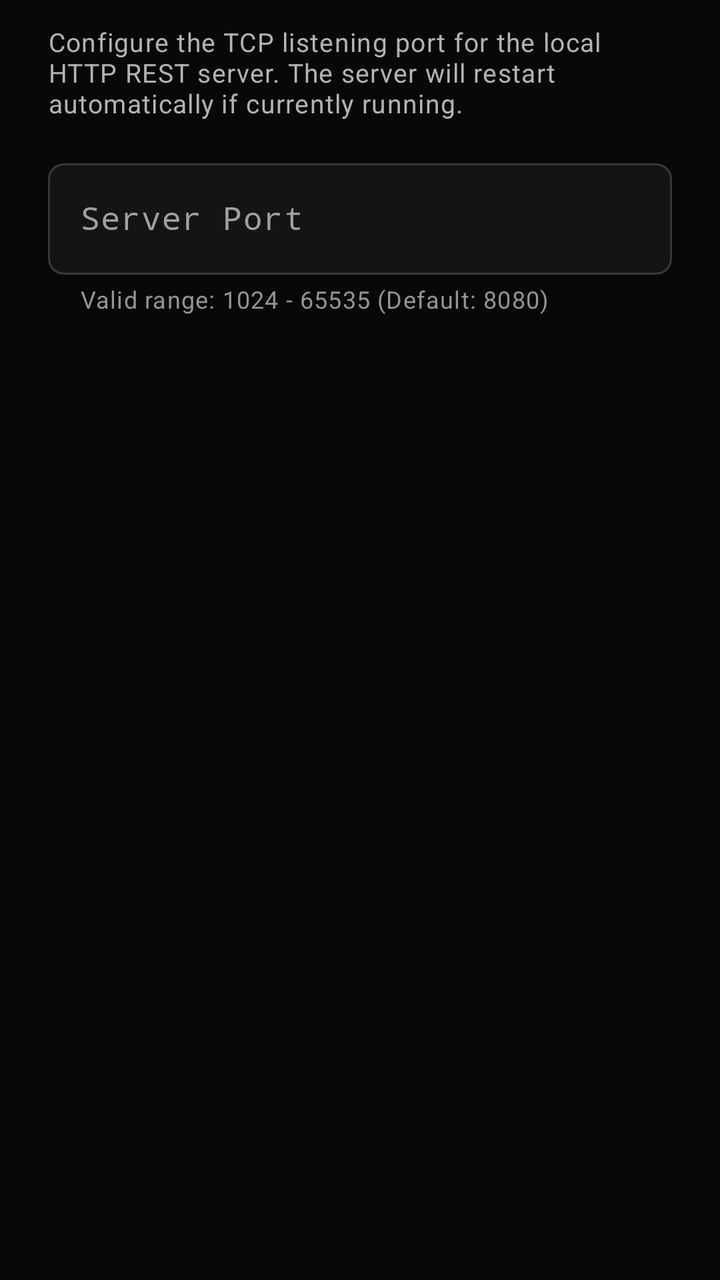
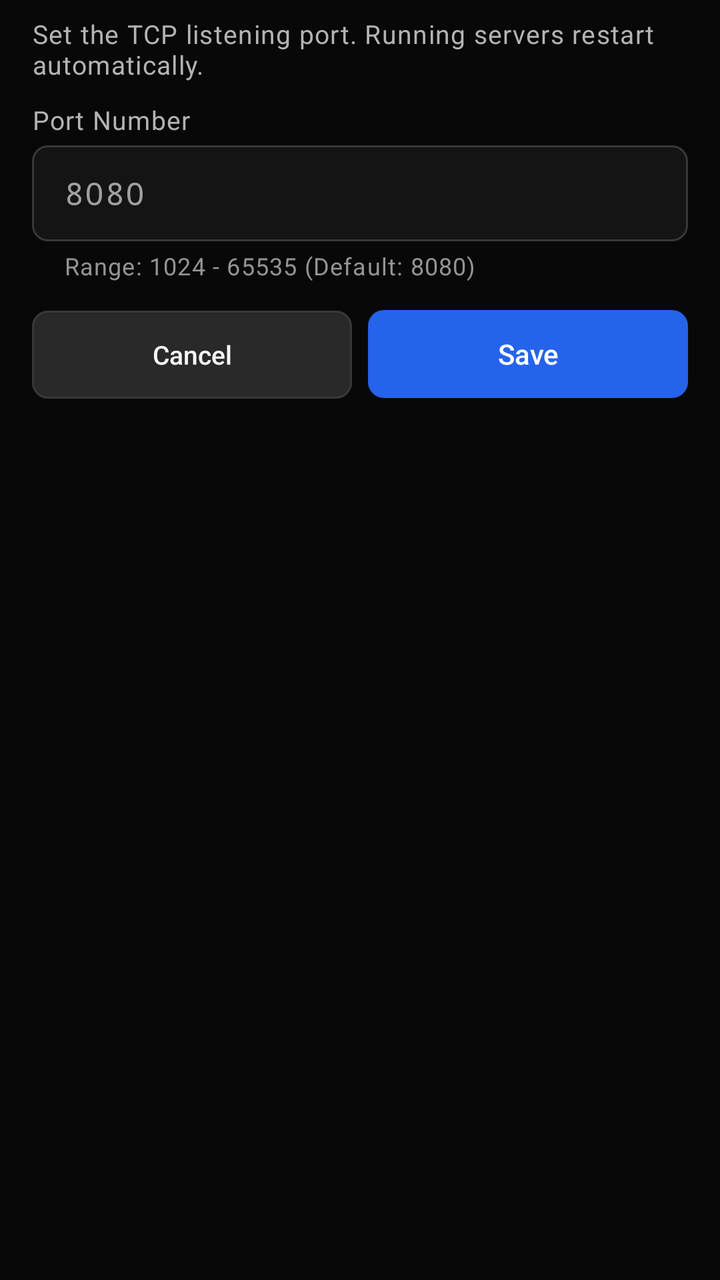

Before-and-after screenshots of an Android layout around one commit, followed by the original layout XML and the change that was made.
<!-- AndroidManifest.xml: application theme Theme.Sms -->
<!-- res/layout/dialog_port.xml -->
<?xml version="1.0" encoding="utf-8"?>
<ScrollView xmlns:android="http://schemas.android.com/apk/res/android"
    xmlns:app="http://schemas.android.com/apk/res-auto"
    android:layout_width="match_parent"
    android:layout_height="wrap_content"
    android:fillViewport="true">

    <LinearLayout
        android:layout_width="match_parent"
        android:layout_height="wrap_content"
        android:orientation="vertical"
        android:paddingHorizontal="@dimen/space_24"
        android:paddingTop="@dimen/space_12"
        android:paddingBottom="@dimen/space_8">

        <TextView
            android:layout_width="match_parent"
            android:layout_height="wrap_content"
            android:layout_marginBottom="@dimen/space_16"
            android:text="Configure the TCP listening port for the local HTTP REST server. The server will restart automatically if currently running."
            android:textAppearance="@style/TextAppearance.App.BodySecondary" />

        <com.google.android.material.textfield.TextInputLayout
            android:id="@+id/portInputLayout"
            style="@style/Widget.App.TextInputLayout"
            android:layout_width="match_parent"
            android:layout_height="wrap_content"
            android:hint="Server Port"
            app:errorEnabled="true"
            app:helperText="Valid range: 1024 - 65535 (Default: 8080)"
            app:helperTextTextColor="@color/text_muted"
            app:placeholderText="8080">

            <com.google.android.material.textfield.TextInputEditText
                android:id="@+id/portInputEditText"
                android:layout_width="match_parent"
                android:layout_height="wrap_content"
                android:minHeight="@dimen/input_min_height"
                android:fontFamily="monospace"
                android:inputType="number"
                android:maxLength="5"
                android:maxLines="1"
                android:textColor="@color/text_primary"
                android:textSize="16sp" />

        </com.google.android.material.textfield.TextInputLayout>

    </LinearLayout>

</ScrollView>
<!-- resources referenced by this layout -->
<resources>
  <dimen name="space_24">24dp</dimen>
  <style name="TextAppearance.App.BodySecondary" parent="TextAppearance.Material3.BodySmall">
          <item name="android:textSize">13sp</item>
          <item name="android:textColor">@color/text_secondary</item>
          <item name="android:lineSpacingMultiplier">1.35</item>
      </style>
  <style name="Widget.App.TextInputLayout" parent="Widget.Material3.TextInputLayout.OutlinedBox">
          <item name="boxBackgroundMode">outline</item>
          <item name="boxBackgroundColor">@color/bg_input</item>
          <item name="boxStrokeColor">@color/input_box_stroke</item>
          <item name="boxStrokeWidth">1dp</item>
          <item name="boxStrokeWidthFocused">2dp</item>
          <item name="boxStrokeErrorColor">@color/accent_error</item>
          <item name="boxCornerRadiusTopStart">@dimen/radius_input</item>
          <item name="boxCornerRadiusTopEnd">@dimen/radius_input</item>
          <item name="boxCornerRadiusBottomStart">@dimen/radius_input</item>
          <item name="boxCornerRadiusBottomEnd">@dimen/radius_input</item>
          <item name="hintTextColor">@color/accent_link</item>
          <item name="android:textColorHint">@color/text_placeholder</item>
          <item name="placeholderTextColor">@color/text_placeholder</item>
          <item name="helperTextTextColor">@color/text_muted</item>
          <item name="errorTextColor">@color/accent_error_text</item>
          <item name="errorIconTint">@color/accent_error_text</item>
          <item name="startIconTint">@color/text_secondary</item>
          <item name="endIconTint">@color/text_secondary</item>
      </style>
  <style name="Base.Theme.Sms" parent="Theme.Material3.Dark.NoActionBar">
          <item name="colorPrimary">@color/accent_primary</item>
          <item name="colorOnPrimary">@color/accent_on_primary</item>
          <item name="colorPrimaryContainer">@color/bg_elevated</item>
          <item name="colorOnPrimaryContainer">@color/text_primary</item>
  
          <item name="colorSecondary">@color/accent_link</item>
          <item name="colorOnSecondary">@color/bg_app</item>
          <item name="colorSecondaryContainer">@color/bg_elevated</item>
          <item name="colorOnSecondaryContainer">@color/text_primary</item>
  
          <item name="android:colorBackground">@color/bg_app</item>
          <item name="colorOnBackground">@color/text_primary</item>
          <item name="colorSurface">@color/bg_card</item>
          <item name="colorOnSurface">@color/text_primary</item>
          <item name="colorSurfaceVariant">@color/bg_elevated</item>
          <item name="colorOnSurfaceVariant">@color/text_secondary</item>
          <item name="colorSurfaceContainer">@color/bg_card</item>
          <item name="colorSurfaceContainerHigh">@color/bg_dialog</item>
          <item name="colorSurfaceContainerHighest">@color/bg_elevated</item>
  
          <item name="colorOutline">@color/border_default</item>
          <item name="colorOutlineVariant">@color/divider_subtle</item>
          <item name="colorError">@color/accent_error</item>
          <item name="colorOnError">@color/accent_on_primary</item>
  
          <item name="colorControlNormal">@color/text_secondary</item>
          <item name="colorControlActivated">@color/accent_link</item>
          <item name="android:textColorPrimary">@color/text_primary</item>
          <item name="android:textColorSecondary">@color/text_secondary</item>
          <item name="android:textColorHint">@color/text_placeholder</item>
  
          <item name="android:statusBarColor">@color/bg_header</item>
          <item name="android:navigationBarColor">@color/bg_app</item>
          <item name="android:windowLightStatusBar">false</item>
  
          <item name="materialAlertDialogTheme">@style/ThemeOverlay.App.MaterialAlertDialog</item>
      </style>
  <color name="bg_elevated">#262626</color>
  <color name="bg_dialog">#262626</color>
  <style name="ThemeOverlay.App.MaterialAlertDialog" parent="ThemeOverlay.Material3.MaterialAlertDialog">
          <item name="colorSurface">@color/bg_dialog</item>
          <item name="colorSurfaceContainerHigh">@color/bg_dialog</item>
          <item name="colorOnSurface">@color/text_primary</item>
          <item name="colorOnSurfaceVariant">@color/text_secondary</item>
          <item name="shapeAppearanceOverlay">@style/ShapeAppearance.App.Dialog</item>
          <item name="materialAlertDialogTitleTextStyle">@style/Widget.App.Dialog.Title</item>
          <item name="materialAlertDialogBodyTextStyle">@style/Widget.App.Dialog.Body</item>
          <item name="buttonBarPositiveButtonStyle">@style/Widget.App.Button.DialogPositive</item>
          <item name="buttonBarNegativeButtonStyle">@style/Widget.App.Button.DialogNegative</item>
          <item name="buttonBarNeutralButtonStyle">@style/Widget.App.Button.DialogNeutral</item>
      </style>
  <style name="Widget.App.Dialog.Body" parent="MaterialAlertDialog.Material3.Body.Text">
          <item name="android:textSize">14sp</item>
          <item name="android:textColor">@color/text_secondary</item>
          <item name="android:lineSpacingMultiplier">1.35</item>
      </style>
  <dimen name="radius_dialog">16dp</dimen>
  <!-- unchanged entries left out for length: 27 -->
</resources>

<!-- the commit's change to res/layout/dialog_port.xml (unified diff, before → after) -->
@@ -9,15 +9,22 @@
         android:layout_width="match_parent"
         android:layout_height="wrap_content"
         android:orientation="vertical"
-        android:paddingHorizontal="@dimen/space_24"
-        android:paddingTop="@dimen/space_12"
-        android:paddingBottom="@dimen/space_8">
+        android:paddingHorizontal="@dimen/space_16"
+        android:paddingTop="@dimen/space_8"
+        android:paddingBottom="@dimen/space_16">
 
         <TextView
             android:layout_width="match_parent"
             android:layout_height="wrap_content"
-            android:layout_marginBottom="@dimen/space_16"
-            android:text="Configure the TCP listening port for the local HTTP REST server. The server will restart automatically if currently running."
+            android:layout_marginBottom="@dimen/space_10"
+            android:text="Set the TCP listening port. Running servers restart automatically."
+            android:textAppearance="@style/TextAppearance.App.BodySecondary" />
+
+        <TextView
+            android:layout_width="wrap_content"
+            android:layout_height="wrap_content"
+            android:layout_marginBottom="@dimen/space_4"
+            android:text="Port Number"
             android:textAppearance="@style/TextAppearance.App.BodySecondary" />
 
         <com.google.android.material.textfield.TextInputLayout
@@ -25,11 +32,10 @@
             style="@style/Widget.App.TextInputLayout"
             android:layout_width="match_parent"
             android:layout_height="wrap_content"
-            android:hint="Server Port"
-            app:errorEnabled="true"
-            app:helperText="Valid range: 1024 - 65535 (Default: 8080)"
+            android:layout_marginBottom="@dimen/space_12"
+            app:helperText="Range: 1024 - 65535 (Default: 8080)"
             app:helperTextTextColor="@color/text_muted"
-            app:placeholderText="8080">
+            app:hintEnabled="false">
 
             <com.google.android.material.textfield.TextInputEditText
                 android:id="@+id/portInputEditText"
@@ -37,14 +43,43 @@
                 android:layout_height="wrap_content"
                 android:minHeight="@dimen/input_min_height"
                 android:fontFamily="monospace"
+                android:hint="8080"
                 android:inputType="number"
                 android:maxLength="5"
                 android:maxLines="1"
+                android:paddingVertical="10dp"
                 android:textColor="@color/text_primary"
+                android:textColorHint="@color/text_placeholder"
                 android:textSize="16sp" />
 
         </com.google.android.material.textfield.TextInputLayout>
 
+        
+        <LinearLayout
+            android:layout_width="match_parent"
+            android:layout_height="wrap_content"
+            android:orientation="horizontal">
+
+            <com.google.android.material.button.MaterialButton
+                android:id="@+id/btnCancelPort"
+                style="@style/Widget.App.Button.Secondary"
+                android:layout_width="0dp"
+                android:layout_height="wrap_content"
+                android:layout_marginEnd="@dimen/space_4"
+                android:layout_weight="1"
+                android:text="Cancel" />
+
+            <com.google.android.material.button.MaterialButton
+                android:id="@+id/btnSavePort"
+                style="@style/Widget.App.Button.Primary"
+                android:layout_width="0dp"
+                android:layout_height="wrap_content"
+                android:layout_marginStart="@dimen/space_4"
+                android:layout_weight="1"
+                android:text="Save" />
+
+        </LinearLayout>
+
     </LinearLayout>
 
 </ScrollView>
<!-- resource entries referenced after the edit -->
@@ -1,17 +1,48 @@
 <!-- resources referenced by this layout -->
 <resources>
-  <dimen name="space_24">24dp</dimen>
+  <dimen name="space_10">10dp</dimen>
+  <dimen name="space_4">4dp</dimen>
   <style name="TextAppearance.App.BodySecondary" parent="TextAppearance.Material3.BodySmall">
           <item name="android:textSize">13sp</item>
           <item name="android:textColor">@color/text_secondary</item>
-          <item name="android:lineSpacingMultiplier">1.35</item>
+          <item name="android:lineSpacingMultiplier">1.3</item>
+      </style>
+  <style name="Widget.App.Button.Primary" parent="Widget.Material3.Button">
+          <item name="android:minHeight">@dimen/button_min_height</item>
+          <item name="android:insetTop">2dp</item>
+          <item name="android:insetBottom">2dp</item>
+          <item name="android:textSize">14sp</item>
+          <item name="android:fontFamily">sans-serif-medium</item>
+          <item name="android:textAllCaps">false</item>
+          <item name="android:letterSpacing">0</item>
+          <item name="android:textColor">@color/button_primary_text</item>
+          <item name="backgroundTint">@color/button_primary_bg</item>
+          <item name="cornerRadius">@dimen/radius_button</item>
+          <item name="iconSize">@dimen/icon_standard</item>
+          <item name="iconTint">@color/button_primary_text</item>
+      </style>
+  <style name="Widget.App.Button.Secondary" parent="Widget.Material3.Button.OutlinedButton">
+          <item name="android:minHeight">@dimen/button_min_height</item>
+          <item name="android:insetTop">2dp</item>
+          <item name="android:insetBottom">2dp</item>
+          <item name="android:textSize">13sp</item>
+          <item name="android:fontFamily">sans-serif-medium</item>
+          <item name="android:textAllCaps">false</item>
+          <item name="android:letterSpacing">0</item>
+          <item name="android:textColor">@color/button_secondary_text</item>
+          <item name="backgroundTint">@color/button_secondary_bg</item>
+          <item name="strokeColor">@color/border_default</item>
+          <item name="strokeWidth">@dimen/stroke_width_default</item>
+          <item name="cornerRadius">@dimen/radius_button</item>
+          <item name="iconSize">@dimen/icon_standard</item>
+          <item name="iconTint">@color/text_secondary</item>
       </style>
   <style name="Widget.App.TextInputLayout" parent="Widget.Material3.TextInputLayout.OutlinedBox">
           <item name="boxBackgroundMode">outline</item>
           <item name="boxBackgroundColor">@color/bg_input</item>
           <item name="boxStrokeColor">@color/input_box_stroke</item>
           <item name="boxStrokeWidth">1dp</item>
-          <item name="boxStrokeWidthFocused">2dp</item>
+          <item name="boxStrokeWidthFocused">1.5dp</item>
           <item name="boxStrokeErrorColor">@color/accent_error</item>
           <item name="boxCornerRadiusTopStart">@dimen/radius_input</item>
           <item name="boxCornerRadiusTopEnd">@dimen/radius_input</item>
@@ -26,6 +57,9 @@
           <item name="startIconTint">@color/text_secondary</item>
           <item name="endIconTint">@color/text_secondary</item>
       </style>
+  <dimen name="radius_button">8dp</dimen>
+  <dimen name="icon_standard">18dp</dimen>
+  <dimen name="stroke_width_default">1dp</dimen>
   <style name="Base.Theme.Sms" parent="Theme.Material3.Dark.NoActionBar">
           <item name="colorPrimary">@color/accent_primary</item>
           <item name="colorOnPrimary">@color/accent_on_primary</item>
@@ -44,8 +78,13 @@
           <item name="colorSurfaceVariant">@color/bg_elevated</item>
           <item name="colorOnSurfaceVariant">@color/text_secondary</item>
           <item name="colorSurfaceContainer">@color/bg_card</item>
+          <item name="colorSurfaceContainerLow">@color/bg_card</item>
           <item name="colorSurfaceContainerHigh">@color/bg_dialog</item>
           <item name="colorSurfaceContainerHighest">@color/bg_elevated</item>
+  
+          
+          <item name="elevationOverlayEnabled">false</item>
+          <item name="elevationOverlayColor">@android:color/transparent</item>
   
           <item name="colorOutline">@color/border_default</item>
           <item name="colorOutlineVariant">@color/divider_subtle</item>
@@ -64,13 +103,16 @@
   
           <item name="materialAlertDialogTheme">@style/ThemeOverlay.App.MaterialAlertDialog</item>
       </style>
-  <color name="bg_elevated">#262626</color>
-  <color name="bg_dialog">#262626</color>
+  <color name="bg_elevated">#292929</color>
+  <color name="bg_dialog">#242424</color>
   <style name="ThemeOverlay.App.MaterialAlertDialog" parent="ThemeOverlay.Material3.MaterialAlertDialog">
           <item name="colorSurface">@color/bg_dialog</item>
           <item name="colorSurfaceContainerHigh">@color/bg_dialog</item>
+          <item name="colorSurfaceContainer">@color/bg_dialog</item>
           <item name="colorOnSurface">@color/text_primary</item>
           <item name="colorOnSurfaceVariant">@color/text_secondary</item>
+          <item name="elevationOverlayEnabled">false</item>
+          <item name="elevationOverlayColor">@android:color/transparent</item>
           <item name="shapeAppearanceOverlay">@style/ShapeAppearance.App.Dialog</item>
           <item name="materialAlertDialogTitleTextStyle">@style/Widget.App.Dialog.Title</item>
           <item name="materialAlertDialogBodyTextStyle">@style/Widget.App.Dialog.Body</item>
@@ -81,9 +123,9 @@
   <style name="Widget.App.Dialog.Body" parent="MaterialAlertDialog.Material3.Body.Text">
           <item name="android:textSize">14sp</item>
           <item name="android:textColor">@color/text_secondary</item>
-          <item name="android:lineSpacingMultiplier">1.35</item>
+          <item name="android:lineSpacingMultiplier">1.3</item>
       </style>
-  <dimen name="radius_dialog">16dp</dimen>
+  <dimen name="radius_dialog">14dp</dimen>
   <!-- unchanged entries left out for length: 27 -->
 </resources>
 
